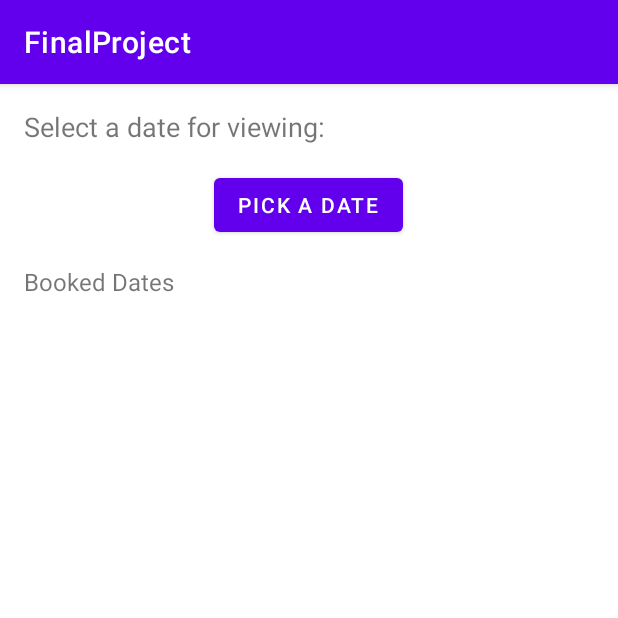
After one commit to thienhuy18/RentRoomApp, an Android app: the DatePickerActivity screen opened directly, with no data from a screen before it, on a phone screen of 412 x 824 dp, the top half of it. The commit adds this screen. Run offline under Robolectric (Android 15) with nearby library versions, the phone set to English and light mode, and no system bars; our stand-ins replace Firebase (no records; nobody signed in at launch, a user with empty details on screens opened directly).

```diff
--- a/app/src/main/AndroidManifest.xml
+++ b/app/src/main/AndroidManifest.xml
@@ -52,6 +52,8 @@
                 android:name="android.support.PARENT_ACTIVITY"
                 android:value=".RoomDetailsActivity" />
         </activity>
+        <activity android:name=".DatePickerActivity"></activity>
+        <activity android:name=".BookingSuccessActivity"></activity>
     </application>
 
 </manifest>
--- /dev/null
+++ b/app/src/main/java/com/example/finalproject/BookedDatesAdapter.java
@@ -0,0 +1,46 @@
+package com.example.finalproject;
+
+import android.view.LayoutInflater;
+import android.view.View;
+import android.view.ViewGroup;
+import android.widget.TextView;
+
+import androidx.recyclerview.widget.RecyclerView;
+
+import java.util.List;
+
+public class BookedDatesAdapter extends RecyclerView.Adapter<BookedDatesAdapter.BookedDateViewHolder> {
+    private List<String> bookedDatesList;
+
+    public BookedDatesAdapter(List<String> bookedDatesList) {
+        this.bookedDatesList = bookedDatesList;
+    }
+
+    @Override
+    public BookedDateViewHolder onCreateViewHolder(ViewGroup parent, int viewType) {
+        // Use a simple TextView layout for each item in the list
+        View view = LayoutInflater.from(parent.getContext()).inflate(android.R.layout.simple_list_item_1, parent, false);
+        return new BookedDateViewHolder(view);
+    }
+
+    @Override
+    public void onBindViewHolder(BookedDateViewHolder holder, int position) {
+        String bookedDate = bookedDatesList.get(position);
+        holder.dateTextView.setText(bookedDate);  // Set the booked date to the TextView
+    }
+
+    @Override
+    public int getItemCount() {
+        return bookedDatesList.size();
+    }
+
+    // ViewHolder for displaying booked dates
+    static class BookedDateViewHolder extends RecyclerView.ViewHolder {
+        TextView dateTextView;
+
+        public BookedDateViewHolder(View itemView) {
+            super(itemView);
+            dateTextView = itemView.findViewById(android.R.id.text1);
+        }
+    }
+}
--- /dev/null
+++ b/app/src/main/java/com/example/finalproject/DatePickerActivity.java
@@ -0,0 +1,157 @@
+package com.example.finalproject;
+
+import android.app.DatePickerDialog;
+import android.content.Intent;
+import android.os.Bundle;
+import android.view.LayoutInflater;
+import android.view.View;
+import android.view.ViewGroup;
+import android.widget.Button;
+import android.widget.TextView;
+import android.widget.Toast;
+
+import androidx.appcompat.app.AppCompatActivity;
+import androidx.recyclerview.widget.LinearLayoutManager;
+import androidx.recyclerview.widget.RecyclerView;
+
+import com.google.firebase.auth.FirebaseAuth;
+import com.google.firebase.firestore.FirebaseFirestore;
+import com.google.firebase.firestore.QueryDocumentSnapshot;
+import com.google.firebase.firestore.QuerySnapshot;
+
+import java.text.SimpleDateFormat;
+import java.util.ArrayList;
+import java.util.Calendar;
+import java.util.HashMap;
+import java.util.List;
+
+public class DatePickerActivity extends AppCompatActivity {
+    private FirebaseFirestore db;
+    private String roomId;
+    private String userId;  // Store user ID
+    private RecyclerView rvBookedDates;
+    private BookedDatesAdapter bookedDatesAdapter;
+    private List<String> bookedDatesList;
+    private String roomAddress = "Room Address Placeholder";  // Placeholder, fetch from your database if needed
+
+    @Override
+    protected void onCreate(Bundle savedInstanceState) {
+        super.onCreate(savedInstanceState);
+        setContentView(R.layout.activity_date_picker);
+
+        db = FirebaseFirestore.getInstance();
+        roomId = getIntent().getStringExtra("roomId");
+
+        // Get userId from Firebase Authentication (or pass it via Intent)
+        userId = FirebaseAuth.getInstance().getCurrentUser().getUid(); // Assuming user is logged in
+
+        // Initialize RecyclerView and adapter
+        rvBookedDates = findViewById(R.id.rvBookedDates);
+        bookedDatesList = new ArrayList<>();
+        bookedDatesAdapter = new BookedDatesAdapter(bookedDatesList);
+
+        rvBookedDates.setLayoutManager(new LinearLayoutManager(this));
+        rvBookedDates.setAdapter(bookedDatesAdapter);
+
+        // Fetch the booked dates from Firestore
+        fetchBookedDates();
+
+        // Check if the user already has a booking for the room
+        checkExistingBooking();
+
+        // Set listener for the date pick button
+        Button btnPickDate = findViewById(R.id.btnPickDate);
+        btnPickDate.setOnClickListener(v -> openDatePicker());
+    }
+
+    private void fetchBookedDates() {
+        // Fetch booked dates from Firestore
+        db.collection("rooms")
+                .document(roomId)
+                .collection("bookings")
+                .get()
+                .addOnCompleteListener(task -> {
+                    if (task.isSuccessful()) {
+                        bookedDatesList.clear();
+                        for (QueryDocumentSnapshot document : task.getResult()) {
+                            bookedDatesList.add(document.getId());  // Add the document ID as the booked date
+                        }
+                        bookedDatesAdapter.notifyDataSetChanged();  // Notify the adapter to update the UI
+                    } else {
+                        Toast.makeText(DatePickerActivity.this, "Failed to fetch booked dates.", Toast.LENGTH_SHORT).show();
+                    }
+                });
+    }
+
+    private void checkExistingBooking() {
+        // Check if the user has already booked the room
+        db.collection("rooms")
+                .document(roomId)
+                .collection("bookings")
+                .whereEqualTo("userID", userId)
+                .get()
+                .addOnCompleteListener(task -> {
+                    if (task.isSuccessful() && task.getResult().size() > 0) {
+                        // Redirect to the booking success page if already booked
+                        Intent successIntent = new Intent(DatePickerActivity.this, BookingSuccessActivity.class);
+                        successIntent.putExtra("bookedDate", task.getResult().getDocuments().get(0).getId());
+                        successIntent.putExtra("roomAddress", roomAddress);  // Pass the address
+                        startActivity(successIntent);
+                        finish();  // Close the current activity
+                    }
+                });
+    }
+
+    private void openDatePicker() {
+        // Get current date
+        Calendar calendar = Calendar.getInstance();
+        int year = calendar.get(Calendar.YEAR);
+        int month = calendar.get(Calendar.MONTH);
+        int day = calendar.get(Calendar.DAY_OF_MONTH);
+
+        // Open DatePickerDialog
+        DatePickerDialog datePickerDialog = new DatePickerDialog(this, (view, selectedYear, selectedMonth, selectedDay) -> {
+            String selectedDate = formatDate(selectedYear, selectedMonth, selectedDay);
+
+            // Check if the room is already booked on the selected date
+            if (bookedDatesList.contains(selectedDate)) {
+                Toast.makeText(DatePickerActivity.this, "This date is already booked!", Toast.LENGTH_SHORT).show();
+            } else {
+                // If the date is free, proceed to book the room
+                bookRoom(selectedDate);
+            }
+        }, year, month, day); // Default date
+
+        datePickerDialog.show();
+    }
+
+    private String formatDate(int year, int month, int day) {
+        SimpleDateFormat dateFormat = new SimpleDateFormat("yyyy-MM-dd");
+        Calendar calendar = Calendar.getInstance();
+        calendar.set(year, month, day);
+        return dateFormat.format(calendar.getTime());
+    }
+
+    private void bookRoom(String selectedDate) {
+        HashMap<String, Object> bookingData = new HashMap<>();
+        bookingData.put("userID", userId);  // Add userID to the booking data
+
+        // Add booking to Firestore
+        db.collection("rooms")
+                .document(roomId)
+                .collection("bookings")
+                .document(selectedDate)
+                .set(bookingData) // Book the room by saving a document with the selected date and userID
+                .addOnSuccessListener(aVoid -> {
+                    // Redirect to the success page after booking
+                    Intent successIntent = new Intent(DatePickerActivity.this, BookingSuccessActivity.class);
+                    successIntent.putExtra("bookedDate", selectedDate);
+                    successIntent.putExtra("roomAddress", roomAddress);  // Pass the address
+                    startActivity(successIntent);
+                    finish();  // Close the current activity
+                })
+                .addOnFailureListener(e -> {
+                    Toast.makeText(DatePickerActivity.this, "Failed to book the room.", Toast.LENGTH_SHORT).show();
+                });
+    }
+}
--- /dev/null
+++ b/app/src/main/res/layout/activity_date_picker.xml
@@ -0,0 +1,36 @@
+<LinearLayout xmlns:android="http://schemas.android.com/apk/res/android"
+    android:layout_width="match_parent"
+    android:layout_height="match_parent"
+    android:orientation="vertical"
+    android:padding="16dp">
+
+    <TextView
+        android:id="@+id/tvSelectDate"
+        android:layout_width="wrap_content"
+        android:layout_height="wrap_content"
+        android:text="Select a date for viewing:"
+        android:textSize="18sp"
+        android:layout_marginBottom="16dp"/>
+
+    <Button
+        android:id="@+id/btnPickDate"
+        android:layout_width="wrap_content"
+        android:layout_height="wrap_content"
+        android:text="Pick a Date"
+        android:layout_gravity="center"/>
+
+    <TextView
+        android:id="@+id/tvBookedDates"
+        android:layout_width="wrap_content"
+        android:layout_height="wrap_content"
+        android:text="Booked Dates"
+        android:layout_marginTop="16dp"
+        android:textSize="16sp"/>
+
+    <!-- RecyclerView or TextView for displaying booked dates -->
+    <androidx.recyclerview.widget.RecyclerView
+        android:id="@+id/rvBookedDates"
+        android:layout_width="match_parent"
+        android:layout_height="wrap_content"
+        android:layout_marginTop="8dp"/>
+</LinearLayout>
--- a/app/src/main/res/layout/item_room.xml
+++ b/app/src/main/res/layout/item_room.xml
@@ -49,8 +49,12 @@
             android:text="Owner Name"
             android:textSize="14sp" />
 
+        <Button
+            android:id="@+id/btnScheduleViewing"
+            android:layout_width="wrap_content"
+            android:layout_height="wrap_content"
+            android:text="Schedule Viewing" />
     </LinearLayout>
-
 
     <Button
         android:id="@+id/btnSaveRoom"
```
Also changed, not shown: app/src/main/java/com/example/finalproject/BookingSuccessActivity.java (added, +30 -0 lines), app/src/main/java/com/example/finalproject/RoomAdapter.java (+11 -1 lines), app/src/main/res/layout/activity_booking_success.xml (added, +30 -0 lines).
